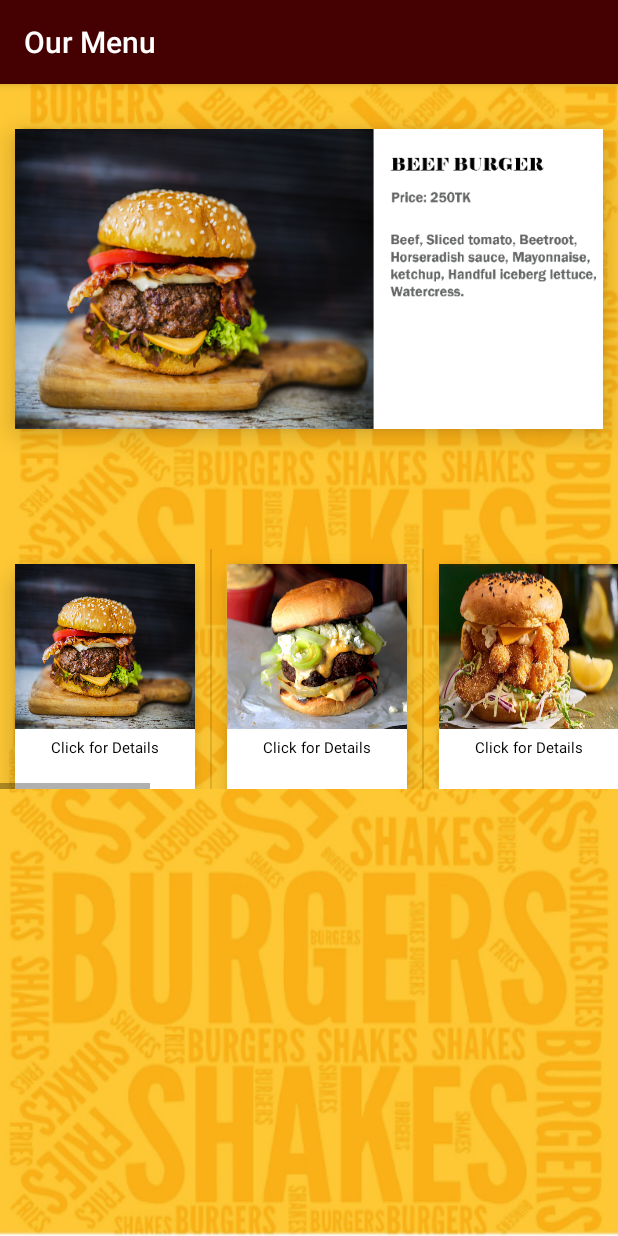
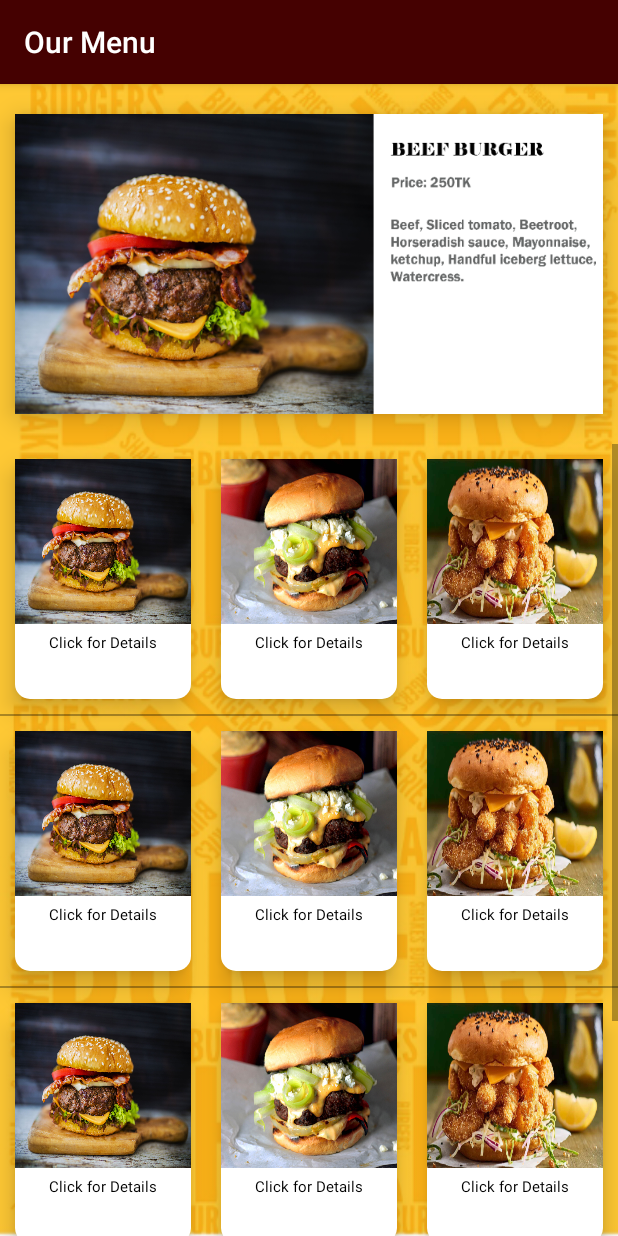
Before and after one commit to MultiplexerLab/TakeOutApp, an Android app: the MenuActivity screen opened directly, with no data from a screen before it, on a phone screen of 412 x 824 dp. Run offline under Robolectric (Android 15) with nearby library versions, the phone set to English and light mode, and no system bars; libraries missing offline, so code that uses them is left out: com.nightonke.boommenu.

Commit message:
Minor changes

```diff
--- a/app/src/main/java/com/anixtechnology/takeout/Adapter/CustomAdapter.java
+++ b/app/src/main/java/com/anixtechnology/takeout/Adapter/CustomAdapter.java
@@ -15,10 +15,6 @@ import com.anixtechnology.takeout.Model.Menu;
 import com.anixtechnology.takeout.R;
 
 import java.util.List;
-
-/**
- * Created by Anix on 4/7/2018.
- */
 
 public class CustomAdapter extends RecyclerView.Adapter<CustomAdapter.MyViewHolder> {
 
--- a/app/src/main/java/com/anixtechnology/takeout/Item/MenuActivity.java
+++ b/app/src/main/java/com/anixtechnology/takeout/Item/MenuActivity.java
@@ -4,6 +4,7 @@ import android.support.v7.app.AppCompatActivity;
 import android.os.Bundle;
 import android.support.v7.widget.DefaultItemAnimator;
 import android.support.v7.widget.DividerItemDecoration;
+import android.support.v7.widget.GridLayoutManager;
 import android.support.v7.widget.LinearLayoutManager;
 import android.support.v7.widget.RecyclerView;
 import android.view.View;
@@ -32,15 +33,13 @@ public class MenuActivity extends AppCompatActivity {
 
         recyclerView = findViewById(R.id.recycler_view);
         cAdapter = new CustomAdapter(MenuActivity.this,menuList);
-        RecyclerView.LayoutManager cLayoutManager = new LinearLayoutManager(MenuActivity.this, LinearLayoutManager.HORIZONTAL, false);
+        RecyclerView.LayoutManager cLayoutManager = new LinearLayoutManager(MenuActivity.this, LinearLayoutManager.VERTICAL, false);
 
-        recyclerView.setLayoutManager(cLayoutManager);
+        recyclerView.setLayoutManager(new GridLayoutManager(this, 3));
         recyclerView.setItemAnimator(new DefaultItemAnimator());
-        recyclerView.addItemDecoration(new DividerItemDecoration(this, LinearLayoutManager.HORIZONTAL));
+        recyclerView.addItemDecoration(new DividerItemDecoration(this, LinearLayoutManager.VERTICAL));
         recyclerView.setAdapter(cAdapter);
-
         input();
-
     }
 
 
@@ -58,5 +57,4 @@ public class MenuActivity extends AppCompatActivity {
         menuList.add(new Menu(R.drawable.pic2m, R.drawable.pic2b) );
         menuList.add(new Menu(R.drawable.pic3m, R.drawable.pic3b) );
     }
-
 }
--- a/app/src/main/java/com/anixtechnology/takeout/MainActivity.java
+++ b/app/src/main/java/com/anixtechnology/takeout/MainActivity.java
@@ -126,7 +126,6 @@ public class MainActivity extends AppCompatActivity {
     }
 
     public void BoomCustomize(){
-
         for (int i = 0; i < bmb.getPiecePlaceEnum().pieceNumber(); i++) {
             TextOutsideCircleButton.Builder builder = new TextOutsideCircleButton.Builder()
                     .normalImageRes(iconList.get(i))
@@ -137,6 +136,7 @@ public class MainActivity extends AppCompatActivity {
                     .pieceColorRes(R.color.deepred)
                     .textGravity(Gravity.CENTER)
                     .typeface(Typeface.DEFAULT_BOLD)
+                    .textSize(16)
                     .shadowEffect(true)
                     .rotateImage(true)
                     .rotateText(true)
--- a/app/src/main/res/layout/activity_menu.xml
+++ b/app/src/main/res/layout/activity_menu.xml
@@ -12,10 +12,9 @@
         android:layout_height="200dp"
         android:id="@+id/RL_menu_detail"
         android:background="@drawable/squareshape"
-        android:layout_marginTop="30dp"
+        android:layout_marginTop="20dp"
         android:layout_marginLeft="10dp"
         android:layout_marginRight="10dp"
-        android:layout_marginBottom="30dp"
         android:elevation="10dp">
 
         <ImageView
@@ -26,19 +25,14 @@
             android:scaleType="fitXY"
             android:background="@drawable/pic1b"/>
 
-
     </RelativeLayout>
 
     <android.support.v7.widget.RecyclerView
-        android:layout_marginTop="50dp"
+        android:layout_marginTop="20dp"
         android:layout_below="@+id/RL_menu_detail"
         android:id="@+id/recycler_view"
         android:layout_width="match_parent"
-        android:layout_height="160dp"
-        android:orientation="horizontal"
-        android:scrollbars="horizontal" />
-
-
-
-
+        android:layout_height="wrap_content"
+        android:orientation="vertical"
+        android:scrollbars="vertical" />
 </RelativeLayout>
--- a/app/src/main/res/layout/custom_layout_menu.xml
+++ b/app/src/main/res/layout/custom_layout_menu.xml
@@ -1,6 +1,6 @@
 <?xml version="1.0" encoding="utf-8"?>
 <RelativeLayout xmlns:android="http://schemas.android.com/apk/res/android"
-    android:layout_width="120dp"
+    android:layout_width="wrap_content"
     android:layout_height="160dp"
     android:background="@drawable/squareshape"
     android:orientation="vertical"
@@ -24,7 +24,4 @@
             android:gravity="center"
             android:textColor="@color/black"
             android:textSize="10dp"/>
-
-
-
 </RelativeLayout>
--- a/app/src/main/res/values/colors.xml
+++ b/app/src/main/res/values/colors.xml
@@ -10,6 +10,6 @@
     <color name="deepred">#450101</color>
     <color name="deepestred">#340101</color>
     <color name="lightyellow">#FEC834</color>
-    <color name="lightestyellow">#F1D559</color>
+    <color name="lightestyellow">#378393</color>
     <color name="yellow">#FAB117</color>
 </resources>
```
Also changed, not shown: app/src/main/res/layout/activity_log_in.xml (+5 -5 lines), app/src/main/res/layout/activity_main.xml (+40 -54 lines).
